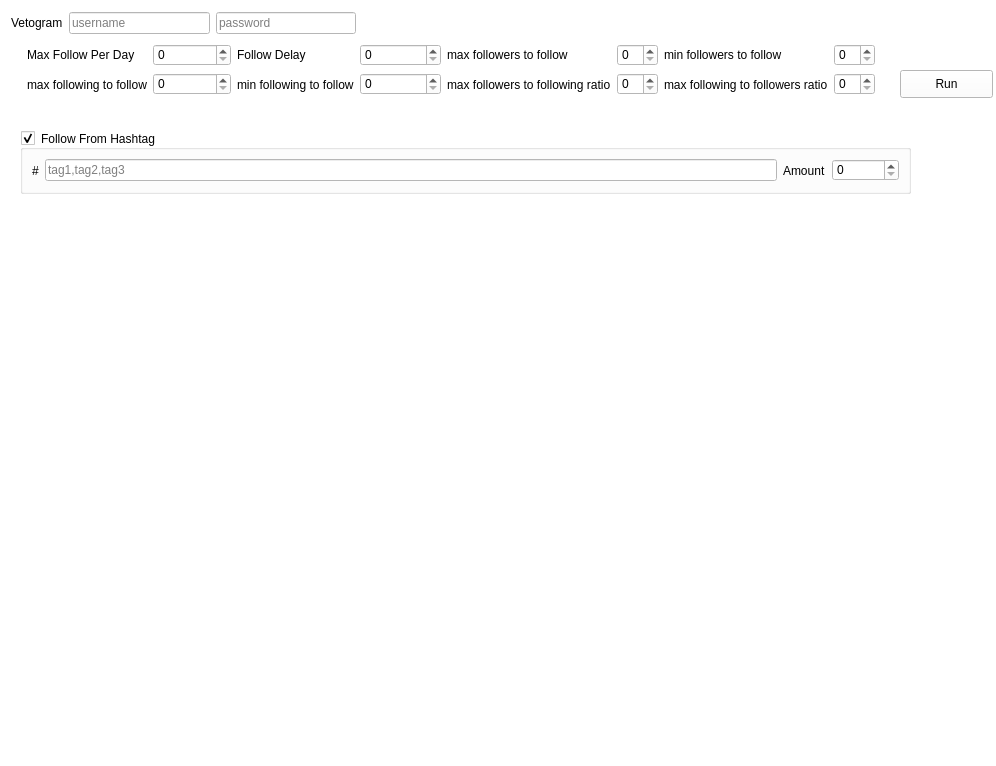
Before: the Qt Designer form MyappV2/ui/MainWindow.ui in ohld/igbot, drawn with Qt 5.
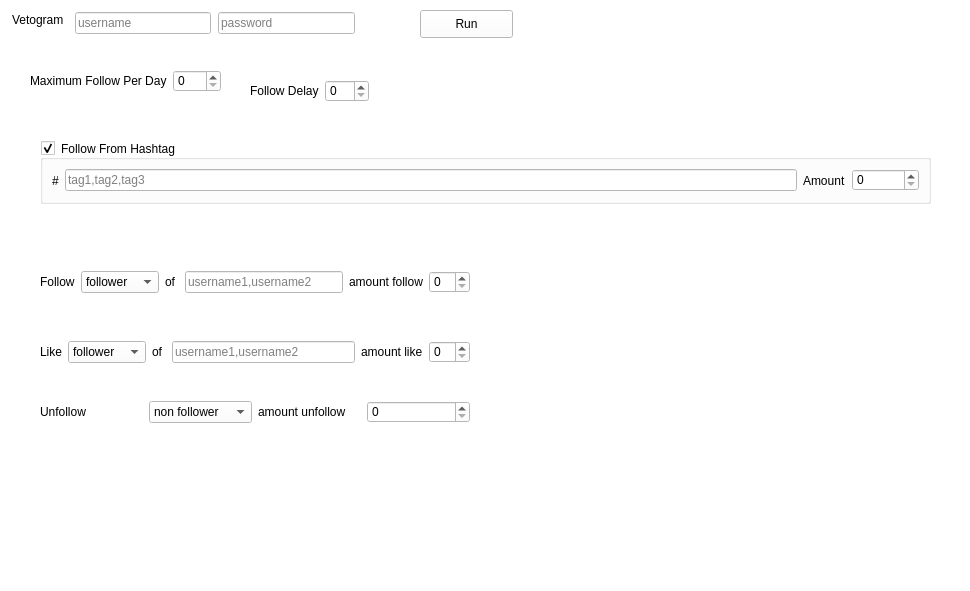
After: the same form once the commit is applied.

The edit to the form file:
```diff
--- a/MyappV2/ui/MainWindow.ui
+++ b/MyappV2/ui/MainWindow.ui
@@ -6,8 +6,8 @@
    <rect>
     <x>0</x>
     <y>0</y>
-    <width>996</width>
-    <height>766</height>
+    <width>970</width>
+    <height>591</height>
    </rect>
   </property>
   <property name="windowTitle">
@@ -23,8 +23,8 @@
    <widget class="QPushButton" name="pushButton_run">
     <property name="geometry">
      <rect>
-      <x>900</x>
-      <y>70</y>
+      <x>420</x>
+      <y>10</y>
       <width>93</width>
       <height>28</height>
      </rect>
@@ -36,8 +36,8 @@
    <widget class="QGroupBox" name="groupBox_follow_from_hashtag">
     <property name="geometry">
      <rect>
-      <x>20</x>
-      <y>130</y>
+      <x>40</x>
+      <y>140</y>
       <width>891</width>
       <height>64</height>
      </rect>
@@ -127,29 +127,138 @@
    <widget class="QWidget" name="layoutWidget">
     <property name="geometry">
      <rect>
-      <x>11</x>
-      <y>11</y>
-      <width>345</width>
+      <x>40</x>
+      <y>340</y>
+      <width>430</width>
       <height>24</height>
      </rect>
     </property>
-    <layout class="QHBoxLayout" name="horizontalLayout">
+    <layout class="QHBoxLayout" name="horizontalLayout_4">
      <item>
-      <widget class="QLabel" name="label">
+      <widget class="QLabel" name="label_7">
        <property name="text">
-        <string>Vetogram</string>
+        <string>Like</string>
        </property>
       </widget>
      </item>
      <item>
+      <widget class="QComboBox" name="comboBox_2">
+       <item>
+        <property name="text">
+         <string>follower</string>
+        </property>
+       </item>
+       <item>
+        <property name="text">
+         <string>following</string>
+        </property>
+       </item>
+      </widget>
+     </item>
+     <item>
+      <widget class="QLabel" name="label_8">
+       <property name="text">
+        <string>of </string>
+       </property>
+      </widget>
+     </item>
+     <item>
+      <widget class="QLineEdit" name="lineEdit_2">
+       <property name="placeholderText">
+        <string>username1,username2</string>
+       </property>
+      </widget>
+     </item>
+     <item>
+      <widget class="QLabel" name="label_9">
+       <property name="text">
+        <string>amount like</string>
+       </property>
+      </widget>
+     </item>
+     <item>
+      <widget class="QSpinBox" name="spinBox_4"/>
+     </item>
+    </layout>
+   </widget>
+   <widget class="QWidget" name="layoutWidget_2">
+    <property name="geometry">
+     <rect>
+      <x>40</x>
+      <y>400</y>
+      <width>430</width>
+      <height>24</height>
+     </rect>
+    </property>
+    <layout class="QHBoxLayout" name="horizontalLayout_6">
+     <item>
+      <widget class="QLabel" name="label_12">
+       <property name="text">
+        <string>Unfollow</string>
+       </property>
+      </widget>
+     </item>
+     <item>
+      <widget class="QComboBox" name="comboBox_3">
+       <item>
+        <property name="text">
+         <string>non follower</string>
+        </property>
+       </item>
+       <item>
+        <property name="text">
+         <string>everyone</string>
+        </property>
+       </item>
+      </widget>
+     </item>
+     <item>
+      <widget class="QLabel" name="label_14">
+       <property name="text">
+        <string>amount unfollow</string>
+       </property>
+      </widget>
+     </item>
+     <item>
+      <widget class="QSpinBox" name="spinBox_5"/>
+     </item>
+    </layout>
+   </widget>
       <widget class="QLineEdit" name="lineEdit_username">
+    <property name="geometry">
+     <rect>
+      <x>75</x>
+      <y>12</y>
+      <width>136</width>
+      <height>22</height>
+     </rect>
+    </property>
        <property name="placeholderText">
         <string>username</string>
        </property>
       </widget>
-     </item>
-     <item>
+   <widget class="QLabel" name="label">
+    <property name="geometry">
+     <rect>
+      <x>12</x>
+      <y>12</y>
+      <width>56</width>
+      <height>16</height>
+     </rect>
+    </property>
+    <property name="text">
+     <string>Vetogram</string>
+    </property>
+   </widget>
       <widget class="QLineEdit" name="lineEdit_password">
+    <property name="geometry">
+     <rect>
+      <x>218</x>
+      <y>12</y>
+      <width>137</width>
+      <height>22</height>
+     </rect>
+    </property>
        <property name="inputMethodHints">
         <set>Qt::ImhHiddenText|Qt::ImhNoAutoUppercase|Qt::ImhNoPredictiveText|Qt::ImhSensitiveData</set>
        </property>
@@ -160,27 +269,20 @@
         <string>password</string>
        </property>
       </widget>
-     </item>
-    </layout>
-   </widget>
    <widget class="QWidget" name="">
     <property name="geometry">
      <rect>
-      <x>27</x>
-      <y>43</y>
-      <width>848</width>
-      <height>53</height>
+      <x>30</x>
+      <y>70</y>
+      <width>191</width>
+      <height>22</height>
      </rect>
     </property>
-    <layout class="QHBoxLayout" name="horizontalLayout_7">
-     <item>
-      <layout class="QHBoxLayout" name="horizontalLayout_2">
-       <item>
-        <layout class="QVBoxLayout" name="verticalLayout_2">
+    <layout class="QHBoxLayout" name="horizontalLayout">
          <item>
           <widget class="QLabel" name="label_2">
            <property name="text">
-            <string>Max Follow Per Day</string>
+        <string>Maximum Follow Per Day</string>
            </property>
            <property name="buddy">
             <cstring>spinBox</cstring>
@@ -188,33 +290,20 @@
           </widget>
          </item>
          <item>
-          <widget class="QLabel" name="label_9">
-           <property name="text">
-            <string>max following to follow</string>
-           </property>
-           <property name="buddy">
-            <cstring>spinBox_7</cstring>
-           </property>
-          </widget>
-         </item>
-        </layout>
-       </item>
-       <item>
-        <layout class="QVBoxLayout" name="verticalLayout">
-         <item>
           <widget class="QSpinBox" name="spinBox"/>
          </item>
-         <item>
-          <widget class="QSpinBox" name="spinBox_7"/>
-         </item>
-        </layout>
-       </item>
-      </layout>
-     </item>
-     <item>
-      <layout class="QHBoxLayout" name="horizontalLayout_3">
-       <item>
-        <layout class="QVBoxLayout" name="verticalLayout_3">
+    </layout>
+   </widget>
+   <widget class="QWidget" name="">
+    <property name="geometry">
+     <rect>
+      <x>250</x>
+      <y>80</y>
+      <width>119</width>
+      <height>22</height>
+     </rect>
+    </property>
+    <layout class="QHBoxLayout" name="horizontalLayout_2">
          <item>
           <widget class="QLabel" name="label_3">
            <property name="text">
@@ -226,105 +315,65 @@
           </widget>
          </item>
          <item>
-          <widget class="QLabel" name="label_6">
-           <property name="text">
-            <string>min following to follow</string>
-           </property>
-           <property name="buddy">
-            <cstring>spinBox_5</cstring>
-           </property>
-          </widget>
-         </item>
-        </layout>
-       </item>
-       <item>
-        <layout class="QVBoxLayout" name="verticalLayout_4">
-         <item>
           <widget class="QSpinBox" name="spinBox_2"/>
          </item>
-         <item>
-          <widget class="QSpinBox" name="spinBox_5"/>
-         </item>
-        </layout>
-       </item>
-      </layout>
-     </item>
-     <item>
-      <layout class="QHBoxLayout" name="horizontalLayout_4">
-       <item>
-        <layout class="QVBoxLayout" name="verticalLayout_7">
-         <item>
-          <widget class="QLabel" name="label_5">
-           <property name="text">
-            <string>max followers to follow</string>
-           </property>
-           <property name="buddy">
-            <cstring>spinBox_4</cstring>
-           </property>
-          </widget>
-         </item>
-         <item>
-          <widget class="QLabel" name="label_8">
-           <property name="text">
-            <string>max followers to following ratio</string>
-           </property>
-           <property name="buddy">
-            <cstring>spinBox_8</cstring>
-           </property>
-          </widget>
-         </item>
-        </layout>
-       </item>
-       <item>
-        <layout class="QVBoxLayout" name="verticalLayout_8">
-         <item>
-          <widget class="QSpinBox" name="spinBox_4"/>
-         </item>
-         <item>
-          <widget class="QSpinBox" name="spinBox_8"/>
-         </item>
-        </layout>
-       </item>
-      </layout>
-     </item>
-     <item>
-      <layout class="QHBoxLayout" name="horizontalLayout_6">
-       <item>
-        <layout class="QVBoxLayout" name="verticalLayout_9">
+    </layout>
+   </widget>
+   <widget class="QWidget" name="">
+    <property name="geometry">
+     <rect>
+      <x>40</x>
+      <y>270</y>
+      <width>430</width>
+      <height>24</height>
+     </rect>
+    </property>
+    <layout class="QHBoxLayout" name="horizontalLayout_3">
          <item>
           <widget class="QLabel" name="label_4">
            <property name="text">
-            <string>min followers to follow</string>
-           </property>
-           <property name="buddy">
-            <cstring>spinBox_3</cstring>
-           </property>
+        <string>Follow</string>
+       </property>
           </widget>
          </item>
          <item>
-          <widget class="QLabel" name="label_7">
+      <widget class="QComboBox" name="comboBox">
+       <item>
            <property name="text">
-            <string>max following to followers ratio</string>
-           </property>
-           <property name="buddy">
-            <cstring>spinBox_6</cstring>
-           </property>
-          </widget>
-         </item>
-        </layout>
+         <string>follower</string>
+        </property>
+       </item>
+       <item>
+        <property name="text">
+         <string>following</string>
+        </property>
+       </item>
+      </widget>
+     </item>
+     <item>
+      <widget class="QLabel" name="label_5">
+       <property name="text">
+        <string>of </string>
+       </property>
+      </widget>
        </item>
        <item>
-        <layout class="QVBoxLayout" name="verticalLayout_10">
+      <widget class="QLineEdit" name="lineEdit">
+       <property name="placeholderText">
+        <string>username1,username2</string>
+       </property>
+      </widget>
+     </item>
+     <item>
+      <widget class="QLabel" name="label_6">
+       <property name="text">
+        <string>amount follow</string>
+       </property>
+      </widget>
+     </item>
          <item>
           <widget class="QSpinBox" name="spinBox_3"/>
          </item>
-         <item>
-          <widget class="QSpinBox" name="spinBox_6"/>
-         </item>
-        </layout>
-       </item>
-      </layout>
-     </item>
     </layout>
    </widget>
   </widget>
```
Left out of the diff: 2 changed lines with no effect on the pictures. Lines whose indentation alone changed are shown as unchanged.
